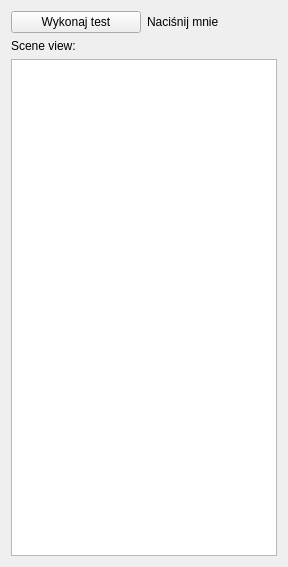
Before: the Qt Designer form trunk/src/plugins/animation/ui/OsgWidget.ui in mk4me/hm-mde-one, drawn with Qt 5.
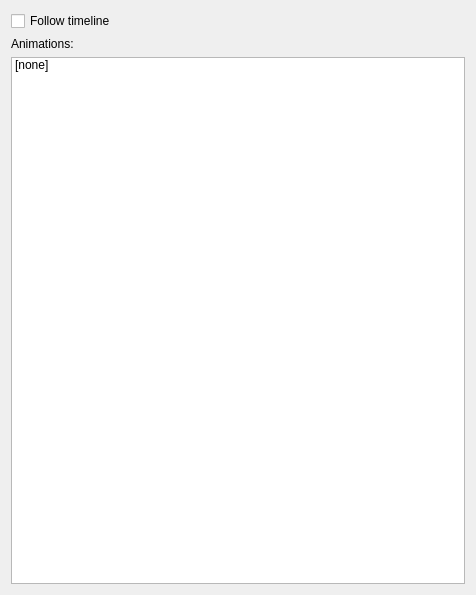
After: the same form once the commit is applied.

Commit message: 1) Przebudowane pluginy (cała logika przeniesiona do usług) 2) Dużo poprawek 3) Lekko zmienione UI animacji, aby współpracowało z timeline'm 4) Przygotowanie do poprawek UI

The edit to the form file:
```diff
--- a/trunk/src/plugins/animation/ui/OsgWidget.ui
+++ b/trunk/src/plugins/animation/ui/OsgWidget.ui
@@ -6,8 +6,8 @@
    <rect>
     <x>0</x>
     <y>0</y>
-    <width>288</width>
-    <height>567</height>
+    <width>476</width>
+    <height>595</height>
    </rect>
   </property>
   <property name="sizePolicy">
@@ -26,31 +26,26 @@
    <string>OSG</string>
   </property>
   <layout class="QGridLayout" name="gridLayout">
-   <item row="0" column="0">
-    <layout class="QHBoxLayout" name="horizontalLayout">
-     <item>
-      <widget class="QPushButton" name="testButton">
-       <property name="text">
-        <string>Wykonaj test</string>
-       </property>
-      </widget>
-     </item>
-     <item>
-      <widget class="QLabel" name="testButtonLabel">
-       <property name="text">
-        <string>Naciśnij mnie</string>
-       </property>
-      </widget>
-     </item>
-    </layout>
-   </item>
-   <item row="2" column="0">
-    <widget class="QListWidget" name="listWidget"/>
-   </item>
    <item row="1" column="0">
     <widget class="QLabel" name="label">
      <property name="text">
-      <string>Scene view: </string>
+      <string>Animations:</string>
+     </property>
+    </widget>
+   </item>
+   <item row="2" column="0">
+    <widget class="QListWidget" name="animationList">
+     <item>
+      <property name="text">
+       <string>[none]</string>
+      </property>
+     </item>
+    </widget>
+   </item>
+   <item row="0" column="0">
+    <widget class="QCheckBox" name="followTimelineCheckbox">
+     <property name="text">
+      <string>Follow timeline</string>
      </property>
     </widget>
    </item>
```
Left out of the diff: 39 changed lines with no effect on the pictures. The commit also changes 54 other files.
